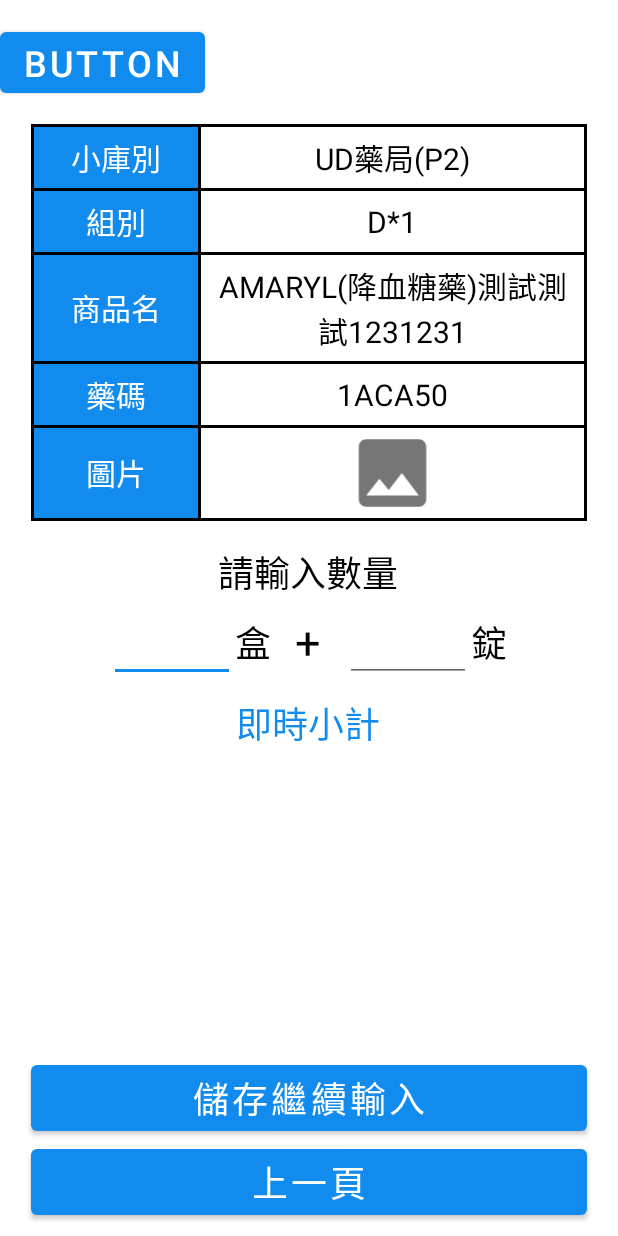
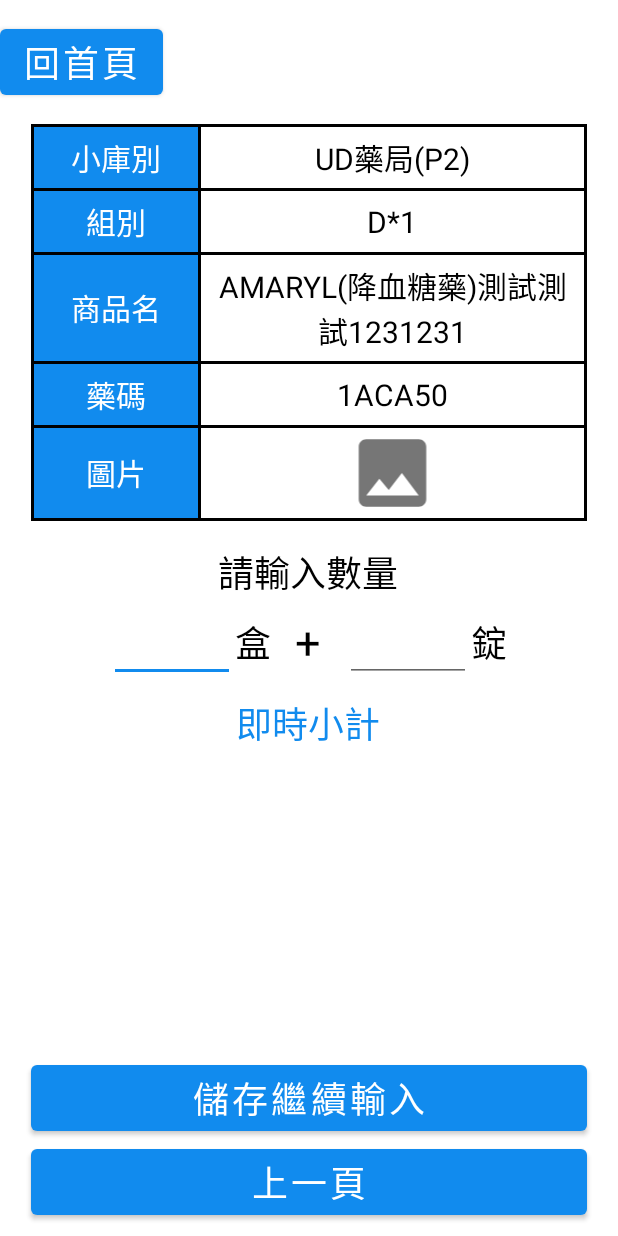
Before and after one commit to ykwei1127/invAPP-app, an Android app: the layout fragment_first_time_inventory_page.xml on its own in the app's theme, with its tools: preview values and no code run, on a phone screen of 412 x 824 dp. Run offline under Robolectric (Android 15) with nearby library versions, the phone set to English and light mode, and no system bars; network calls fail; Roboto replaces fonts that are not available here.

Commit message:
第一次盤點，回首頁按鈕文字修正

```diff
--- a/app/src/main/res/layout/fragment_first_time_inventory_page.xml
+++ b/app/src/main/res/layout/fragment_first_time_inventory_page.xml
@@ -317,7 +317,7 @@
         android:id="@+id/button_goHome"
         android:layout_width="wrap_content"
         android:layout_height="wrap_content"
-        android:text="Button"
+        android:text="回首頁"
         android:textSize="24sp"
         app:layout_constraintBottom_toTopOf="@+id/guideline25"
         app:layout_constraintStart_toStartOf="parent"
```
